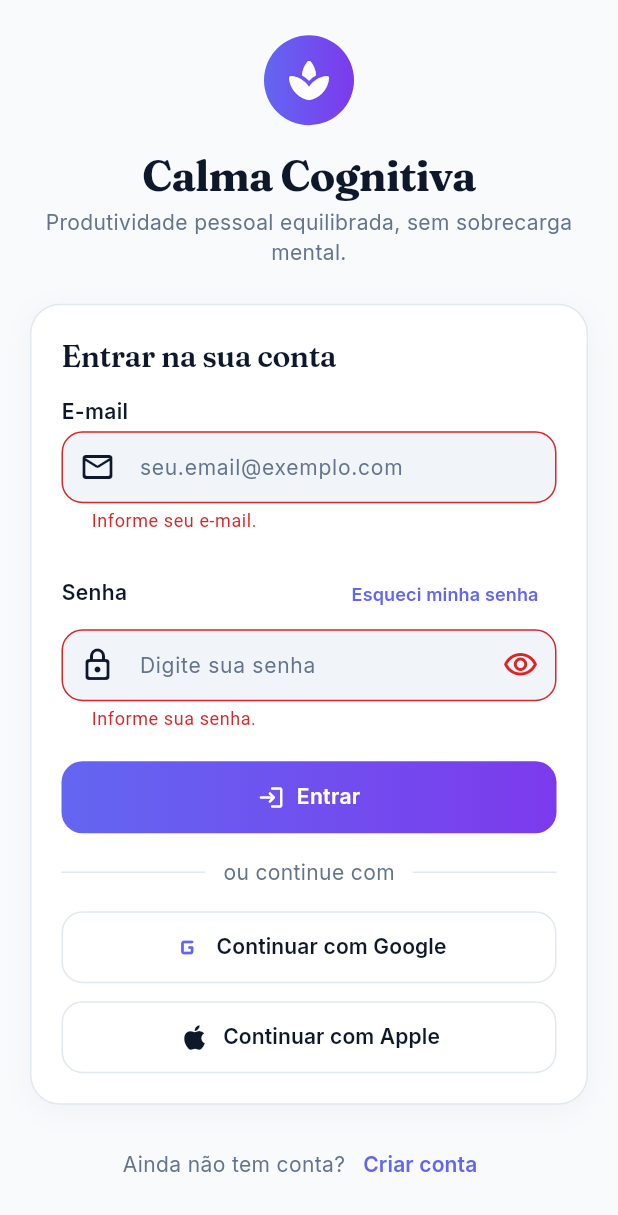
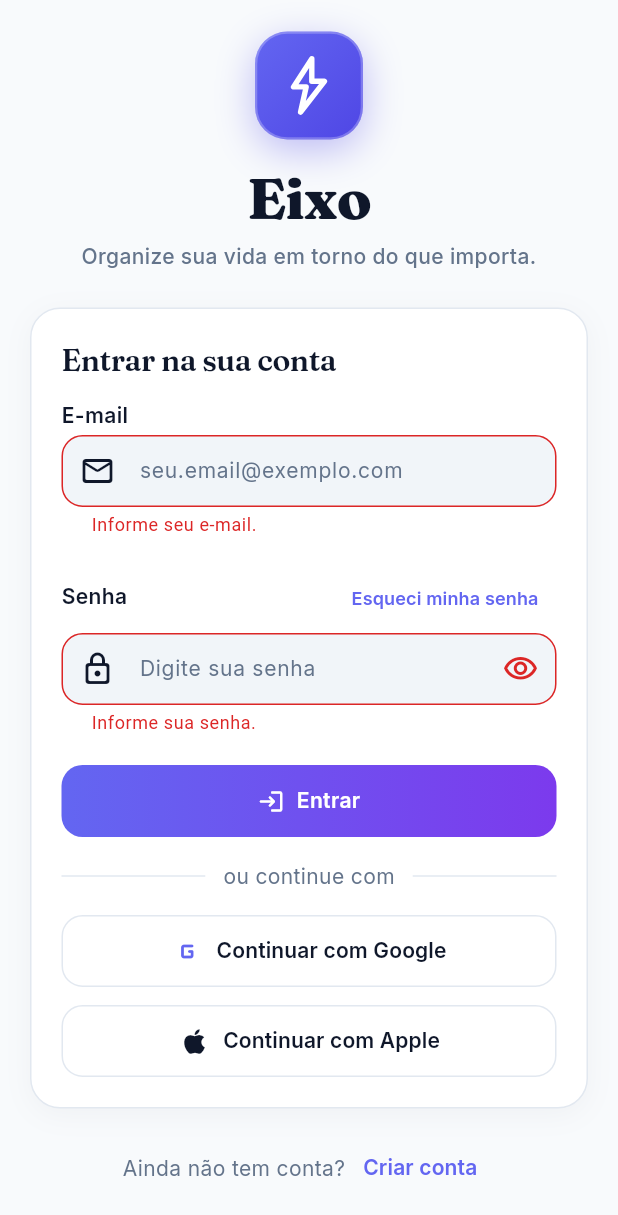
Before and after one commit to CarolinaCalincaa/ads-tg-mobile, a Flutter app: the screen it shows after launch, after a tap on "Entrar", on a phone screen of 412 x 824 dp. Shown: the top 1215 px of the screen. Run offline on Flutter 3.47's test engine with Material 3 defaults, Android fonts, the phone set to English and light mode, and no system bars; our stand-ins replace dio, equatable, flutter_local_notifications, flutter_riverpod, flutter_secure_storage, go_router and 2 more; missing offline and left inert: dart:html; network calls fail.

Commit message:
Aplica nova identidade visual do Eixo com símbolo vetorial de raio e slogan oficial

```diff
--- a/lib/core/config/env_config.dart
+++ b/lib/core/config/env_config.dart
@@ -37,5 +37,9 @@ abstract final class EnvConfig {
   static const Duration receiveTimeout = Duration(seconds: 15);
 
   /// Nome de exibição da aplicação.
-  static const String appName = 'Calma Cognitiva';
+  static const String appName = 'Eixo';
+
+  /// Mensagem / Slogan oficial do aplicativo.
+  static const String appTagline =
+      'Organize sua vida em torno do que importa.';
 }
--- a/lib/core/router/responsive_shell_scaffold.dart
+++ b/lib/core/router/responsive_shell_scaffold.dart
@@ -1,8 +1,10 @@
 import 'package:flutter/material.dart';
 import 'package:go_router/go_router.dart';
+import 'package:produtividade_tcc/core/config/env_config.dart';
 import 'package:produtividade_tcc/core/theme/app_colors.dart';
 import 'package:produtividade_tcc/core/theme/app_spacing.dart';
 import 'package:produtividade_tcc/core/theme/app_typography.dart';
+import 'package:produtividade_tcc/core/widgets/app_logo.dart';
 
 /// Metadados de cada destino de navegação principal (4 abas canônicas do TCC).
 class ShellDestination {
@@ -115,24 +117,14 @@ class ResponsiveShellScaffold extends StatelessWidget {
                   child: Row(
                     mainAxisSize: MainAxisSize.min,
                     children: <Widget>[
-                      Container(
-                        width: 36,
-                        height: 36,
-                        decoration: const BoxDecoration(
-                          gradient: AppColors.primaryGradient,
-                          shape: BoxShape.circle,
-                        ),
-                        child: const Icon(
-                          Icons.spa_rounded,
-                          color: AppColors.surfaceCard,
-                          size: 20,
-                        ),
-                      ),
+                      const AppLogo(size: 32, showShadow: false),
                       if (isDesktopExpanded) ...<Widget>[
                         const SizedBox(width: AppSpacing.xs),
                         Text(
-                          'Calma Cognitiva',
-                          style: AppTypography.cardTitle,
+                          EnvConfig.appName,
+                          style: AppTypography.cardTitle.copyWith(
+                            fontWeight: FontWeight.w800,
+                          ),
                         ),
                       ],
                     ],
--- /dev/null
+++ b/lib/core/widgets/app_logo.dart
@@ -0,0 +1,100 @@
+import 'package:flutter/material.dart';
+
+/// Símbolo / Ícone oficial do aplicativo Eixo (Raio estilizado em squircle).
+class AppLogo extends StatelessWidget {
+  const AppLogo({
+    super.key,
+    this.size = 64.0,
+    this.showShadow = true,
+  });
+
+  /// Dimensão quadrada (largura e altura) do símbolo.
+  final double size;
+
+  /// Se deve exibir a sombra difusa suave abaixo do squircle.
+  final bool showShadow;
+
+  @override
+  Widget build(BuildContext context) {
+    final double radius = size * 0.30;
+
+    return Container(
+      width: size,
+      height: size,
+      decoration: BoxDecoration(
+        gradient: const LinearGradient(
+          colors: <Color>[
+            Color(0xFF6366F1), // Indigo 500
+            Color(0xFF4F46E5), // Indigo 600
+          ],
+          begin: Alignment.topLeft,
+          end: Alignment.bottomRight,
+        ),
+        borderRadius: BorderRadius.circular(radius),
+        border: Border.all(
+          color: Colors.white.withValues(alpha: 0.25),
+          width: size >= 48 ? 1.5 : 1.0,
+        ),
+        boxShadow: showShadow
+            ? <BoxShadow>[
+                BoxShadow(
+                  color: const Color(0xFF4F46E5).withValues(alpha: 0.35),
+                  blurRadius: size * 0.3,
+                  offset: Offset(0, size * 0.1),
+                ),
+              ]
+            : null,
+      ),
+      child: Center(
+        child: CustomPaint(
+          size: Size(size * 0.65, size * 0.65),
+          painter: _LightningBoltPainter(
+            color: Colors.white,
+            strokeWidth: (size * 0.05).clamp(2.0, 4.0),
+          ),
+        ),
+      ),
+    );
+  }
+}
+
+/// Painter vetorial que desenha o contorno do raio do Eixo com precisão pixel-perfect.
+class _LightningBoltPainter extends CustomPainter {
+  const _LightningBoltPainter({
+    required this.color,
+    required this.strokeWidth,
+  });
+
+  final Color color;
+  final double strokeWidth;
+
+  @override
+  void paint(Canvas canvas, Size size) {
+    final Paint paint = Paint()
+      ..color = color
+      ..style = PaintingStyle.stroke
+      ..strokeWidth = strokeWidth
+      ..strokeCap = StrokeCap.round
+      ..strokeJoin = StrokeJoin.round;
+
+    final double w = size.width;
+    final double h = size.height;
+
+    // Traçado do contorno do raio estilizado
+    final Path path = Path()
+      ..moveTo(w * 0.54, h * 0.12) // Topo
+      ..lineTo(w * 0.28, h * 0.52) // Diagonal descendo para a esquerda
+      ..lineTo(w * 0.46, h * 0.52) // Passo horizontal para o centro
+      ..lineTo(w * 0.38, h * 0.88) // Diagonal descendo até a ponta inferior
+      ..lineTo(w * 0.72, h * 0.44) // Diagonal subindo para a direita
+      ..lineTo(w * 0.54, h * 0.44) // Passo horizontal de volta ao centro
+      ..close(); // Fecha de volta ao topo
+
+    canvas.drawPath(path, paint);
+  }
+
+  @override
+  bool shouldRepaint(covariant _LightningBoltPainter oldDelegate) {
+    return oldDelegate.color != color || oldDelegate.strokeWidth != strokeWidth;
+  }
+}
--- a/lib/features/auth/presentation/screens/login_screen.dart
+++ b/lib/features/auth/presentation/screens/login_screen.dart
@@ -1,11 +1,13 @@
 import 'package:flutter/material.dart';
 import 'package:flutter_riverpod/flutter_riverpod.dart';
 import 'package:go_router/go_router.dart';
+import 'package:produtividade_tcc/core/config/env_config.dart';
 import 'package:produtividade_tcc/core/router/app_router.dart';
 import 'package:produtividade_tcc/core/theme/app_colors.dart';
 import 'package:produtividade_tcc/core/theme/app_spacing.dart';
 import 'package:produtividade_tcc/core/theme/app_typography.dart';
 import 'package:produtividade_tcc/core/widgets/app_card.dart';
+import 'package:produtividade_tcc/core/widgets/app_logo.dart';
 import 'package:produtividade_tcc/core/widgets/primary_gradient_button.dart';
 import 'package:produtividade_tcc/features/auth/presentation/providers/auth_notifier.dart';
 import 'package:produtividade_tcc/features/auth/presentation/widgets/oauth_buttons_row.dart';
@@ -138,32 +140,27 @@ class _LoginScreenState extends ConsumerState<LoginScreen> {
                 mainAxisAlignment: MainAxisAlignment.center,
                 crossAxisAlignment: CrossAxisAlignment.stretch,
                 children: <Widget>[
-                  Center(
-                    child: Container(
-                      width: 60,
-                      height: 60,
-                      decoration: const BoxDecoration(
-                        gradient: AppColors.primaryGradient,
-                        shape: BoxShape.circle,
-                      ),
-                      child: const Icon(
-                        Icons.spa_rounded,
-                        color: AppColors.surfaceCard,
-                        size: 32,
-                      ),
-                    ),
+                  const Center(
+                    child: AppLogo(size: 72),
                   ),
                   const SizedBox(height: AppSpacing.md),
                   Text(
-                    'Calma Cognitiva',
+                    EnvConfig.appName,
                     textAlign: TextAlign.center,
-                    style: AppTypography.displayLarge,
+                    style: AppTypography.displayLarge.copyWith(
+                      fontSize: 38,
+                      fontWeight: FontWeight.w800,
+                      letterSpacing: -0.5,
+                    ),
                   ),
                   const SizedBox(height: AppSpacing.xxs),
                   Text(
-                    'Produtividade pessoal equilibrada, sem sobrecarga mental.',
+                    EnvConfig.appTagline,
                     textAlign: TextAlign.center,
-                    style: AppTypography.bodyMedium,
+                    style: AppTypography.bodyMedium.copyWith(
+                      color: AppColors.textSecondary,
+                      fontWeight: FontWeight.w500,
+                    ),
                   ),
                   const SizedBox(height: AppSpacing.xl),
                   AppCard(
```
Also changed, not shown: 4 other files.
